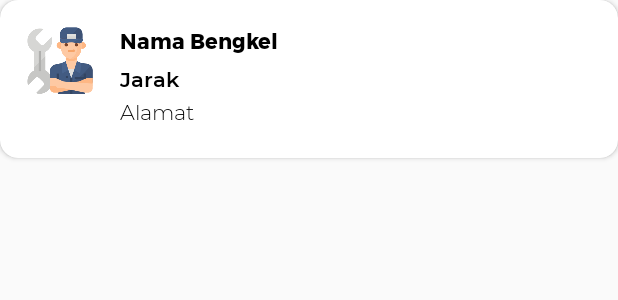
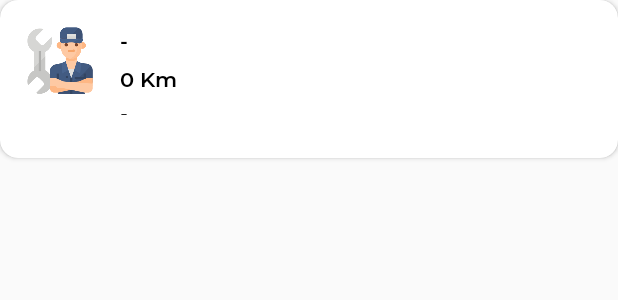
Before and after one commit to firnasreyhan/OnBan, an Android app: the layout item_order.xml on its own in the app's theme, with its tools: preview values and no code run, on a phone screen of 412 x 824 dp. Shown: the top 300 px of the screen. Run offline under Robolectric (Android 15) with nearby library versions, the phone set to English and light mode, and no system bars.

Commit message:
Bug Fixing History

```diff
--- a/app/src/main/java/com/andorid/go_bengkel/view/activity/DetailHistoryActivity.java
+++ b/app/src/main/java/com/andorid/go_bengkel/view/activity/DetailHistoryActivity.java
@@ -126,10 +126,8 @@ public class DetailHistoryActivity extends AppCompatActivity {
                 @Override
                 public void onDataChange(@NonNull DataSnapshot dataSnapshot) {
                     for (DataSnapshot noteDataSnapshot : dataSnapshot.getChildren()) {
-                        if (noteDataSnapshot.getKey().equals(transaksiModel.getPelangganId())) {
-                            if (noteDataSnapshot.getKey().equals(userAppModel.getUserKey())) {
-                                textViewNamaPelanggan.setText(noteDataSnapshot.child("nama").getValue(String.class));
-                            }
+                        if (noteDataSnapshot.getKey().equals(userAppModel.getUserKey())) {
+                            textViewNamaPelanggan.setText(noteDataSnapshot.child("nama").getValue(String.class));
                         }
                     }
                 }
--- a/app/src/main/java/com/andorid/go_bengkel/view/fragment/HistoryFragment.java
+++ b/app/src/main/java/com/andorid/go_bengkel/view/fragment/HistoryFragment.java
@@ -95,7 +95,6 @@ public class HistoryFragment extends Fragment {
         return view;
     }
 
-
     public void setRecyclerViewHistory(ArrayList<TransaksiModel> list) {
         if (list.size() > 0) {
             recyclerViewHistory.setLayoutManager(new LinearLayoutManager(getContext()));
--- a/app/src/main/res/layout/item_order.xml
+++ b/app/src/main/res/layout/item_order.xml
@@ -32,31 +32,31 @@
                 android:id="@+id/textViewNamaBengkel"
                 android:layout_width="match_parent"
                 android:layout_height="wrap_content"
-                android:text="Nama Bengkel"
                 android:layout_marginBottom="3dp"
                 android:fontFamily="@font/montserrat_bold"
+                android:text="-"
                 android:textAppearance="@style/TextAppearance.AppCompat.Small"
-                android:textColor="@android:color/black"/>
+                android:textColor="@android:color/black" />
 
             <TextView
                 android:id="@+id/textViewJarak"
                 android:layout_width="match_parent"
                 android:layout_height="wrap_content"
-                android:text="Jarak"
                 android:layout_marginBottom="3dp"
                 android:fontFamily="@font/montserrat_semibold"
+                android:text="0 Km"
                 android:textAppearance="@style/TextAppearance.AppCompat.Small"
-                android:textColor="@android:color/black"/>
+                android:textColor="@android:color/black" />
 
             <TextView
                 android:id="@+id/textViewAlamatBengkel"
                 android:layout_width="match_parent"
                 android:layout_height="wrap_content"
                 android:layout_marginBottom="5dp"
-                android:text="Alamat"
                 android:fontFamily="@font/montserrat_light"
+                android:text="-"
                 android:textAppearance="@style/TextAppearance.AppCompat.Small"
-                android:textColor="@android:color/black"/>
+                android:textColor="@android:color/black" />
 
             <TextView
                 android:visibility="gone"
--- a/app/src/main/res/layout/item_order_bengkel.xml
+++ b/app/src/main/res/layout/item_order_bengkel.xml
@@ -39,7 +39,7 @@
                     android:layout_height="wrap_content"
                     android:layout_marginBottom="8dp"
                     android:fontFamily="@font/montserrat_semibold"
-                    android:text="Nama Pelanggan"
+                    android:text="-"
                     android:textAppearance="@style/TextAppearance.AppCompat.Small"
                     android:textColor="@android:color/black" />
 
@@ -48,10 +48,10 @@
                     android:layout_width="match_parent"
                     android:layout_height="wrap_content"
                     android:layout_marginBottom="8dp"
-                    android:text="Alamat"
                     android:fontFamily="@font/montserrat_light"
+                    android:text="-"
                     android:textAppearance="@style/TextAppearance.AppCompat.Small"
-                    android:textColor="@android:color/black"/>
+                    android:textColor="@android:color/black" />
 
                 <TextView
                     android:visibility="gone"
--- a/app/src/main/res/layout/item_review.xml
+++ b/app/src/main/res/layout/item_review.xml
@@ -44,10 +44,10 @@
                 android:id="@+id/textViewNamaPelanggan"
                 android:layout_width="match_parent"
                 android:layout_height="wrap_content"
-                android:text="Muhammad Reyhan Firnas Adani"
                 android:fontFamily="@font/montserrat_semibold"
+                android:text="-"
                 android:textAppearance="@style/TextAppearance.AppCompat.Small"
-                android:textColor="@android:color/black"/>
+                android:textColor="@android:color/black" />
 
         </LinearLayout>
 
```
Also changed, not shown: app/src/main/res/layout/item_history.xml (+4 -4 lines).
